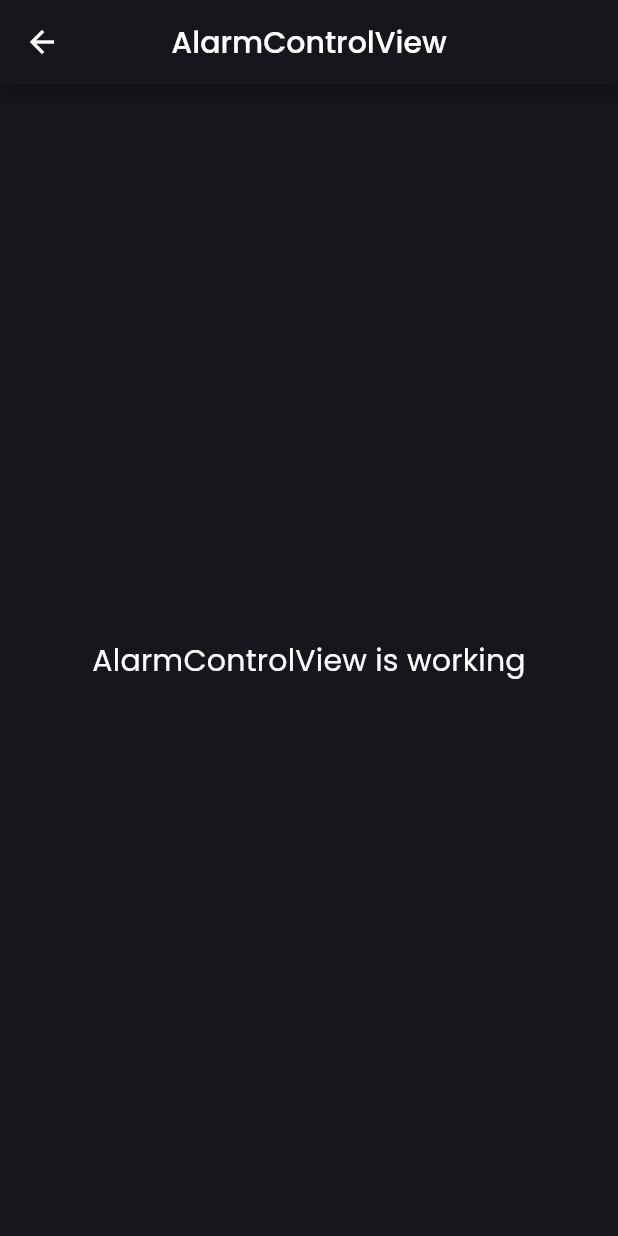
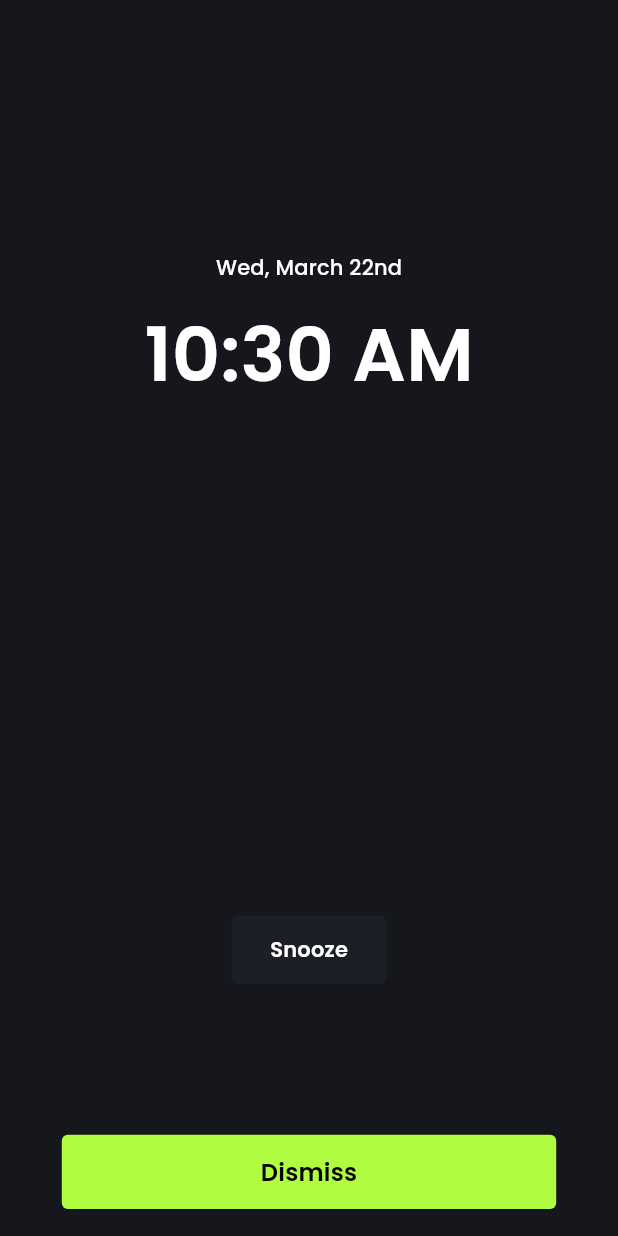
Before and after one commit to CCExtractor/ultimate_alarm_clock, a Flutter app: the AlarmControlView screen opened by its route, on a phone screen of 412 x 824 dp. Run offline on Flutter 3.47's test engine with Material 2 defaults, Android fonts, the phone set to English and light mode, and no system bars; our stand-ins replace cloud_firestore, firebase_core, flutter_time_picker_spinner, get, objectbox; missing offline and left inert: dart:ffi, flutter_foreground_task, flutter_ringtone_player, screen_state; accounts and stored records are empty.

Commit message:
added UI for control view

```diff
--- a/lib/app/modules/alarm-control/views/alarm_control_view.dart
+++ b/lib/app/modules/alarm-control/views/alarm_control_view.dart
@@ -1,6 +1,7 @@
 import 'package:flutter/material.dart';
 
 import 'package:get/get.dart';
+import 'package:ultimate_alarm_clock/app/utils/constants.dart';
 
 import '../controllers/alarm_control_controller.dart';
 
@@ -8,17 +9,77 @@ class AlarmControlView extends GetView<AlarmControlController> {
   const AlarmControlView({Key? key}) : super(key: key);
   @override
   Widget build(BuildContext context) {
-    return Scaffold(
-      appBar: AppBar(
-        title: const Text('AlarmControlView'),
-        centerTitle: true,
-      ),
-      body: const Center(
-        child: Text(
-          'AlarmControlView is working',
-          style: TextStyle(fontSize: 20),
-        ),
-      ),
+    var width = Get.width;
+    var height = Get.height;
+    return SafeArea(
+      child: Scaffold(
+          floatingActionButtonLocation:
+              FloatingActionButtonLocation.centerDocked,
+          floatingActionButton: Padding(
+            padding: EdgeInsets.all(18.0),
+            child: SizedBox(
+              height: height * 0.06,
+              width: width * 0.8,
+              child: TextButton(
+                style: ButtonStyle(
+                    backgroundColor: MaterialStateProperty.all(kprimaryColor)),
+                child: Text(
+                  'Dismiss',
+                  style: Theme.of(context)
+                      .textTheme
+                      .displaySmall!
+                      .copyWith(color: ksecondaryTextColor),
+                ),
+                onPressed: () {
+                  Get.back();
+                },
+              ),
+            ),
+          ),
+          body: Center(
+            child: Column(
+              mainAxisAlignment: MainAxisAlignment.spaceAround,
+              children: [
+                Obx(
+                  () => Column(
+                    children: [
+                      Text(
+                        controller.formattedDate.value,
+                        style: Theme.of(context).textTheme.bodyLarge,
+                      ),
+                      const SizedBox(
+                        height: 10,
+                        width: 0,
+                      ),
+                      Text(
+                        "${controller.timeNow[0]} ${controller.timeNow[1]}",
+                        style: Theme.of(context)
+                            .textTheme
+                            .displayLarge!
+                            .copyWith(fontSize: 50),
+                      ),
+                    ],
+                  ),
+                ),
+                SizedBox(
+                  height: height * 0.055,
+                  width: width * 0.25,
+                  child: TextButton(
+                    style: ButtonStyle(
+                        backgroundColor: MaterialStateProperty.all(
+                            ksecondaryBackgroundColor)),
+                    child: Text(
+                      'Snooze',
+                      style: Theme.of(context).textTheme.bodyMedium!.copyWith(
+                          color: kprimaryTextColor,
+                          fontWeight: FontWeight.w600),
+                    ),
+                    onPressed: () {},
+                  ),
+                )
+              ],
+            ),
+          )),
     );
   }
 }
```
